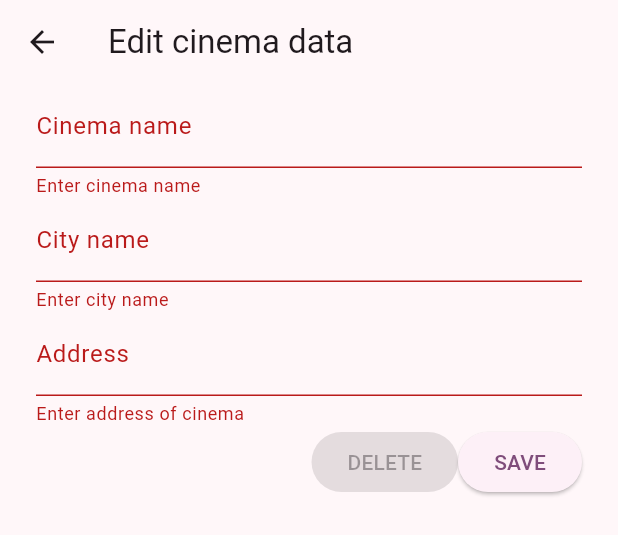
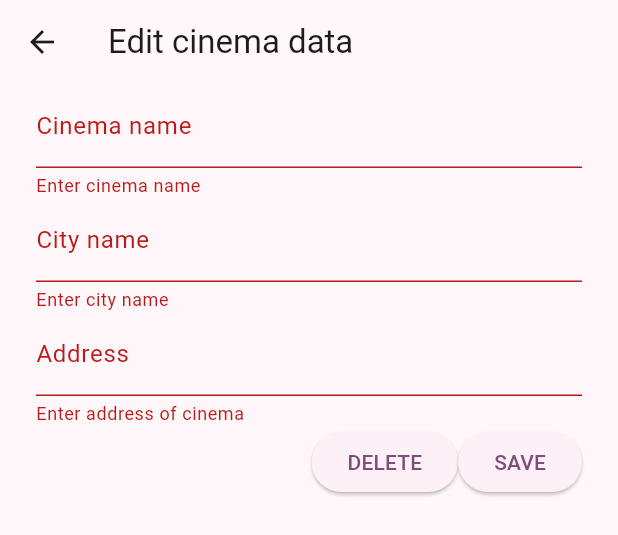
Before and after one commit to Sergey-Miheev/DBProject-FrontEnd-, a Flutter app: the CinemaCard widget shown alone on an empty page, opened directly with empty values, after a tap on "Address:", on a phone screen of 412 x 824 dp. Shown: the top 535 px of the screen. Run offline on Flutter 3.47's test engine with Material 2 defaults, Android fonts, the phone set to English and light mode, and no system bars; our stand-ins replace dio, dropdown_textfield; network calls fail.

Commit message:
split create and edit cinema routes

```diff
--- /dev/null
+++ b/lib/routes/edit_cinema.dart
@@ -0,0 +1,83 @@
+import 'package:flutter/material.dart';
+import 'package:place_booking/callApi/delete_cinema.dart';
+import '../callApi/editCinema.dart';
+import '../models/cinema.dart';
+
+class EditCinema extends StatelessWidget {
+  EditCinema({Key? key}) : super(key: key);
+
+  final _formKey = GlobalKey<FormState>();
+
+  @override
+  Widget build(BuildContext context) {
+    Cinema cinema = ModalRoute.of(context)?.settings.arguments as Cinema;
+    return Scaffold(
+      appBar: AppBar(
+        title: const Text("Edit cinema data"),
+      ),
+      body: Form(
+          key: _formKey,
+          autovalidateMode: AutovalidateMode.always,
+          child: ListView(
+            padding: const EdgeInsets.symmetric(horizontal: 24),
+            children: [
+              // добавить к каждому сравнение с исходным значением в поле, чтобы не вызывать апи в случае если данные не изменились
+              TextFormField(
+                onChanged: (String value) => {cinema.name = value},
+                decoration: const InputDecoration(labelText: "Cinema name"),
+                initialValue: cinema.name,
+                validator: (value) {
+                  if (value == null || value.isEmpty) {
+                    return 'Enter cinema name';
+                  }
+                  return null;
+                },
+              ),
+              TextFormField(
+                onChanged: (String value) => {cinema.cityName = value},
+                decoration: const InputDecoration(labelText: "City name"),
+                initialValue: cinema.cityName,
+                validator: (value) {
+                  if (value == null || value.isEmpty) {
+                    return 'Enter city name';
+                  }
+                  return null;
+                },
+              ),
+              TextFormField(
+                onChanged: (String value) => {cinema.address = value},
+                decoration: const InputDecoration(labelText: "Address"),
+                initialValue: cinema.address,
+                validator: (value) {
+                  if (value == null || value.isEmpty) {
+                    return 'Enter address of cinema';
+                  }
+                  return null;
+                },
+              ),
+              OverflowBar(
+                alignment: MainAxisAlignment.end,
+                children: [
+                  ElevatedButton(
+                    onPressed: () {
+                      deleteCinema(cinema.idCinema);
+                      Navigator.pushReplacementNamed(context, '/list_cinemas',
+                          arguments: cinema.cityName);
+                    },
+                    child: const Text("DELETE"),
+                  ),
+                  ElevatedButton(
+                    onPressed: () {
+                      editCinema(cinema);
+                      Navigator.pushReplacementNamed(context, '/list_cinemas',
+                          arguments: cinema.cityName);
+                    },
+                    child: const Text("SAVE"),
+                  ),
+                ],
+              )
+            ],
+          )),
+    );
+  }
+}
```
Also changed, not shown: lib/main.dart (+4 -4 lines), lib/routes/add_cinema.dart (+69 -0 lines), lib/routes/cinema_list.dart (+6 -9 lines).
